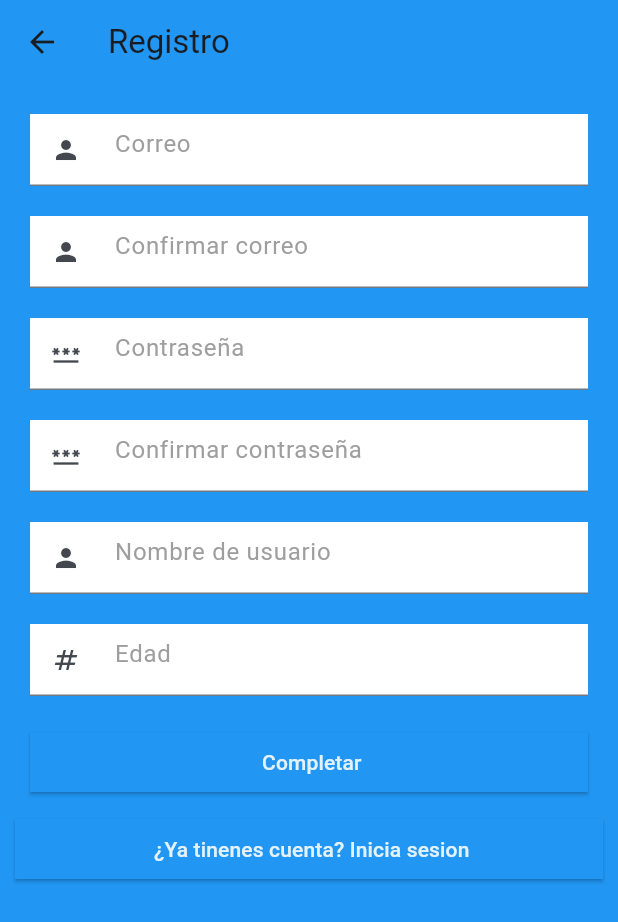
After one commit to JuanPabloSaavedraRamirez/AppAulaGrama, a Flutter app: the screen it shows after launch, after a tap on "¿No tienes cuenta? Registrate", on a phone screen of 412 x 824 dp. The commit adds this screen. Shown: the top 922 px of the screen. Run offline on Flutter 3.47's test engine with Material 3 defaults, Android fonts, the phone set to English and light mode, and no system bars; our stand-ins replace shared_preferences; missing offline and left inert: dart:ffi.

Commit message:
register
Cree el menu de registro, pero aun no guarda los datos y las comprobaciones

```diff
--- a/lib/login.dart
+++ b/lib/login.dart
@@ -1,3 +1,4 @@
+import 'package:app_aulagramma/register.dart';
 import 'package:app_aulagramma/tienda.dart';
 import 'package:flutter/material.dart';
 import 'package:shared_preferences/shared_preferences.dart';
@@ -134,9 +135,31 @@ class _loginState extends State<login> {
                 Text("¿Perdiste tu contraseña?", style: TextStyle(
                   color: Colors.blue[50],
                 ),),
-                Text("¿No tienes cuenta? Registrate", style: TextStyle(
-                  color: Colors.blue[50],
-                ),),
+                Container(
+                  margin: EdgeInsets.all(10),
+                  child: ElevatedButton(
+                    onPressed: (){
+                      Navigator.of(context).push(new MaterialPageRoute(builder: (BuildContext context){
+                        return register();
+                      }
+                      ));
+                    },
+                    child: Row(
+                      mainAxisAlignment: MainAxisAlignment.center,
+                      children: [
+                        Text(" ¿No tienes cuenta? Registrate", style: TextStyle(
+                          color: Colors.blue[50],
+                        ),),
+                      ],
+                    ),
+                    style: ElevatedButton.styleFrom(
+                      backgroundColor: Colors.blue,
+                      shape: RoundedRectangleBorder(
+                          borderRadius: BorderRadius.circular(0)
+                      ),
+                    ),
+                  ),
+                ),
                 SizedBox(height: 30,)
               ],
             ),
--- /dev/null
+++ b/lib/register.dart
@@ -0,0 +1,146 @@
+import 'package:app_aulagramma/login.dart';
+import 'package:app_aulagramma/tienda.dart';
+import 'package:flutter/material.dart';
+
+class register extends StatefulWidget {
+  const register({super.key});
+
+  @override
+  State<register> createState() => _registerState();
+}
+
+class _registerState extends State<register> {
+
+  //aqui van las funciones
+
+  @override
+  Widget build(BuildContext context) {
+    return Scaffold(
+      appBar: AppBar(
+        backgroundColor: Colors.blue,
+        title: Text("Registro"),
+      ),
+      backgroundColor: Colors.blue,
+      body: ListView(
+        children: [
+          Container(
+            margin: EdgeInsets.all(10),
+            child: Column(
+              children: [
+                Container(
+                  margin: EdgeInsets.all(10),
+                  color: Colors.white,
+                  child: TextField(
+                    decoration: InputDecoration(
+                      hintText: " Correo",
+                      hintStyle: TextStyle(color: Colors.grey),
+                      prefixIcon: Icon(Icons.person, size: 20,),
+                    ),),
+                ),
+                Container(
+                  margin: EdgeInsets.all(10),
+                  color: Colors.white,
+                  child: TextField(
+                    decoration: InputDecoration(
+                      hintText: " Confirmar correo",
+                      hintStyle: TextStyle(color: Colors.grey),
+                      prefixIcon: Icon(Icons.person, size: 20,),
+                    ),),
+                ),
+                Container(
+                  margin: EdgeInsets.all(10),
+                  color: Colors.white,
+                  child: TextField(
+                    decoration: InputDecoration(
+                      hintText: " Contraseña",
+                      hintStyle: TextStyle(color: Colors.grey),
+                      prefixIcon: Icon(Icons.password, size: 20,),
+                    ),),
+                ),
+                Container(
+                  margin: EdgeInsets.all(10),
+                  color: Colors.white,
+                  child: TextField(
+                    decoration: InputDecoration(
+                      hintText: " Confirmar contraseña",
+                      hintStyle: TextStyle(color: Colors.grey),
+                      prefixIcon: Icon(Icons.password, size: 20,),
+                    ),),
+                ),
+                Container(
+                  margin: EdgeInsets.all(10),
+                  color: Colors.white,
+                  child: TextField(
+                    decoration: InputDecoration(
+                      hintText: " Nombre de usuario",
+                      hintStyle: TextStyle(color: Colors.grey),
+                      prefixIcon: Icon(Icons.person, size: 20,),
+                    ),),
+                ),
+                Container(
+                  margin: EdgeInsets.all(10),
+                  color: Colors.white,
+                  child: TextField(
+                    decoration: InputDecoration(
+                      hintText: " Edad",
+                      hintStyle: TextStyle(color: Colors.grey),
+                      prefixIcon: Icon(Icons.numbers, size: 20,),
+                    ),),
+                ),
+                Container(
+                  margin: EdgeInsets.all(10),
+                  child: ElevatedButton(
+                    onPressed: (){
+                      Navigator.of(context).push(new MaterialPageRoute(builder: (BuildContext context){
+                        return tienda();
+                      }
+                      ));
+                    },
+                    child: Row(
+                      mainAxisAlignment: MainAxisAlignment.center,
+                      children: [
+                        Text(" Completar", style: TextStyle(
+                          color: Colors.blue[50],
+                        ),),
+                      ],
+                    ),
+                    style: ElevatedButton.styleFrom(
+                      backgroundColor: Colors.blue,
+                      shape: RoundedRectangleBorder(
+                          borderRadius: BorderRadius.circular(0)
+                      ),
+                    ),
+                  ),
+                ),
+                Container(
+                  child: ElevatedButton(
+                    onPressed: (){
+                      Navigator.of(context).push(new MaterialPageRoute(builder: (BuildContext context){
+                        return login();
+                      }
+                      ));
+                    },
+                    child: Row(
+                      mainAxisAlignment: MainAxisAlignment.center,
+                      children: [
+                        Text(" ¿Ya tinenes cuenta? Inicia sesion", style: TextStyle(
+                          color: Colors.blue[50],
+                        ),),
+                      ],
+                    ),
+                    style: ElevatedButton.styleFrom(
+                      backgroundColor: Colors.blue,
+                      shape: RoundedRectangleBorder(
+                          borderRadius: BorderRadius.circular(0)
+                      ),
+                    ),
+                  ),
+                ),
+              ],
+            ),
+          ),
+        ],
+      ),
+    );
+  }
+}
```
